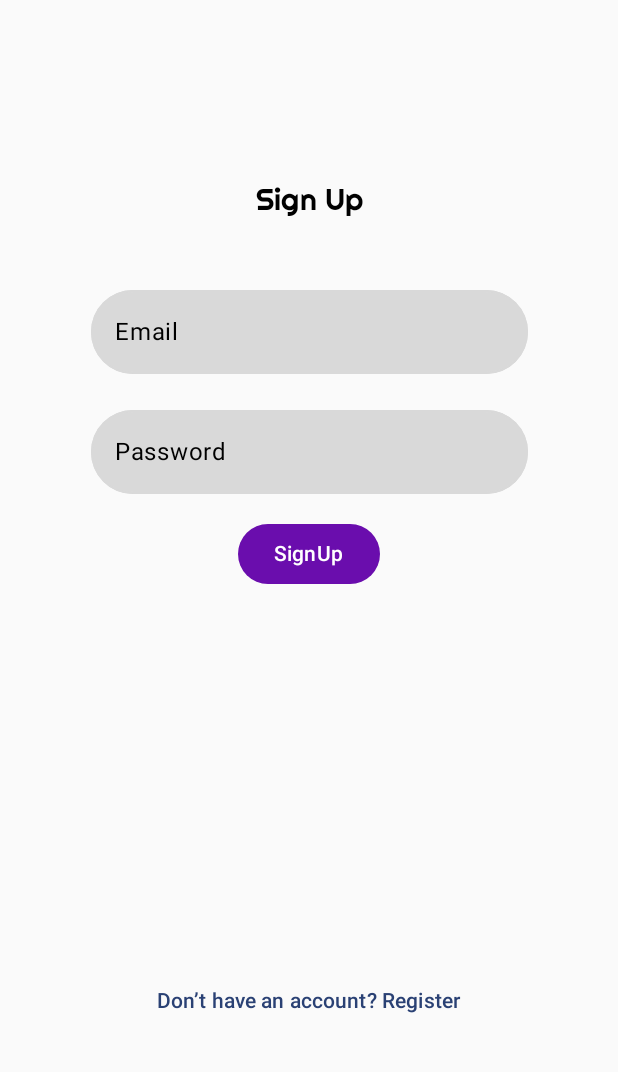
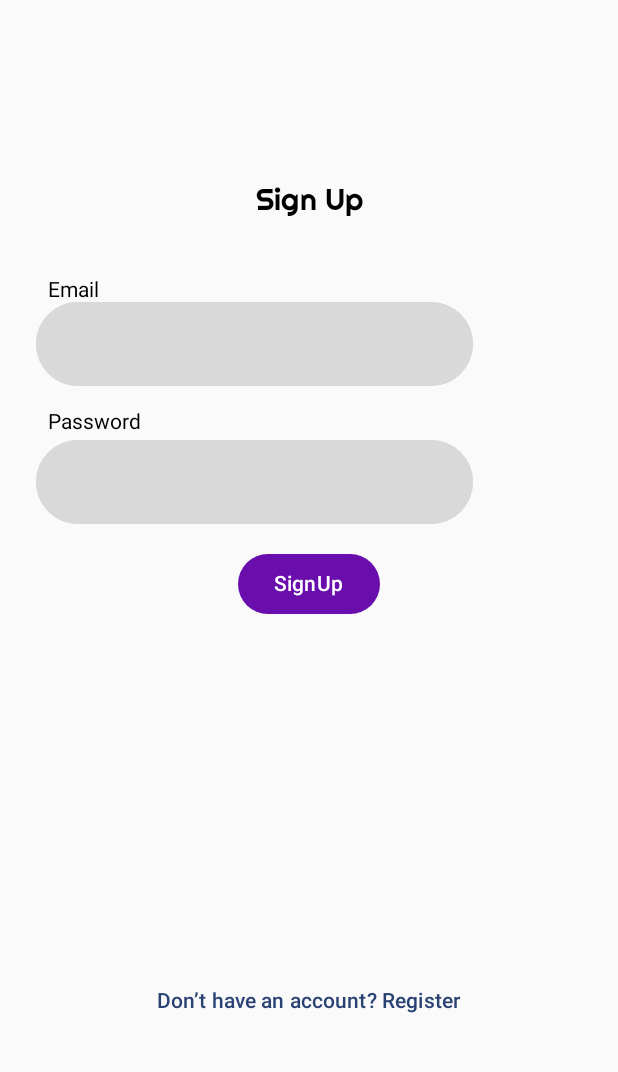
Before and after one commit to sep-ae/JobSphere-App, an Android app built with Jetpack Compose: the LoginPage screen opened through its navigation route, on a phone screen of 412 x 824 dp, the part 68-1140 px from its top. Run offline under Robolectric (Android 15) with nearby library versions, the phone set to English and light mode, and no system bars; our stand-ins replace Firebase (no records; nobody signed in at launch, a user with empty details on screens opened directly), livedata-compose.

Commit message:
update company screen

```diff
--- a/app/src/main/java/com/kelompok1/jobsphere/ui/company/CompanyHomePage.kt
+++ b/app/src/main/java/com/kelompok1/jobsphere/ui/company/CompanyHomePage.kt
@@ -89,6 +89,7 @@ fun CompanyHomePage(
             .fillMaxSize()
     ) {
         CustomDrawer(
+            username = username,
             selectedNavigationItem = selectedNavigationItem,
             onNavigationItemClick = { navigationItem ->
                 when (navigationItem) {
--- a/app/src/main/java/com/kelompok1/jobsphere/ui/components/CustomDrawer.kt
+++ b/app/src/main/java/com/kelompok1/jobsphere/ui/components/CustomDrawer.kt
@@ -1,6 +1,7 @@
 package com.kelompok1.jobsphere.ui.components
 
 import androidx.compose.foundation.Image
+import androidx.compose.foundation.background
 import androidx.compose.foundation.layout.Box
 import androidx.compose.foundation.layout.Column
 import androidx.compose.foundation.layout.Spacer
@@ -9,6 +10,7 @@ import androidx.compose.foundation.layout.fillMaxWidth
 import androidx.compose.foundation.layout.height
 import androidx.compose.foundation.layout.padding
 import androidx.compose.foundation.layout.size
+import androidx.compose.material.Text
 import androidx.compose.material.icons.Icons
 import androidx.compose.material.icons.filled.ArrowBack
 import androidx.compose.material3.Icon
@@ -17,14 +19,18 @@ import androidx.compose.material3.MaterialTheme
 import androidx.compose.runtime.Composable
 import androidx.compose.ui.Alignment
 import androidx.compose.ui.Modifier
+import androidx.compose.ui.graphics.Color
 import androidx.compose.ui.res.painterResource
+import androidx.compose.ui.text.font.FontWeight
 import androidx.compose.ui.unit.dp
+import androidx.compose.ui.unit.sp
 import com.kelompok1.jobsphere.R
 import com.kelompok1.jobsphere.data.model.NavigationItem
 
 
 @Composable
 fun CustomDrawer(
+    username:String,
     selectedNavigationItem: NavigationItem,
     onNavigationItemClick: (NavigationItem) -> Unit,
     onCloseClick: () -> Unit
@@ -33,6 +39,7 @@ fun CustomDrawer(
         modifier = Modifier
             .fillMaxHeight()
             .fillMaxWidth(fraction = 0.6f)
+            .background(Color(0xFF134B70))
             .padding(horizontal = 12.dp),
         horizontalAlignment = Alignment.CenterHorizontally
     ) {
@@ -55,6 +62,8 @@ fun CustomDrawer(
             painter = painterResource(id = R.drawable.logo),
             contentDescription = "Image Profile"
         )
+        Spacer(modifier = Modifier.height(20.dp))
+        Text(text = "$username", fontSize = 16.sp, fontWeight = FontWeight.Bold, color = Color.White)
         Spacer(modifier = Modifier.height(40.dp))
         NavigationItem.entries.toTypedArray().take(3).forEach { navigationItem ->
             NavigationItemView(
--- a/app/src/main/java/com/kelompok1/jobsphere/ui/components/NavigationItemView.kt
+++ b/app/src/main/java/com/kelompok1/jobsphere/ui/components/NavigationItemView.kt
@@ -46,14 +46,14 @@ fun NavigationItemView(
         Icon(
             painter = painterResource(id = navigationItem.icon),
             contentDescription = "Navigation Item Icon",
-            tint = if (selected) MaterialTheme.colorScheme.primary
-            else MaterialTheme.colorScheme.onSurface
+            tint = if (selected) Color.Black
+            else Color.White
         )
         Spacer(modifier = Modifier.width(12.dp))
         Text(
             text = navigationItem.title,
-            color = if (selected) MaterialTheme.colorScheme.primary
-            else MaterialTheme.colorScheme.onSurface,
+            color = if (selected) Color.Black // Teks juga menjadi putih jika dipilih
+            else Color.White,
             fontWeight = if (selected) FontWeight.Bold else FontWeight.Normal,
             lineHeight = 20.sp
         )
--- a/app/src/main/java/com/kelompok1/jobsphere/ui/screen/LoginPage.kt
+++ b/app/src/main/java/com/kelompok1/jobsphere/ui/screen/LoginPage.kt
@@ -113,13 +113,15 @@ fun LoginPage(navController: NavController, modifier: Modifier = Modifier, authV
 
         // Email Field
         Column(
-            modifier = Modifier.fillMaxWidth(),
-            verticalArrangement = Arrangement.Center,
-            horizontalAlignment = Alignment.CenterHorizontally){
+            modifier = Modifier.fillMaxWidth()) {
+            androidx.compose.material.Text(
+                text = "Email",
+                fontSize = 14.sp,
+                modifier = Modifier.padding(start = 8.dp)
+            )
             androidx.compose.material.OutlinedTextField(
                 value = email,
                 onValueChange = { email = it },
-                label = { Text(text = "Email") },
                 shape = RoundedCornerShape(35.dp),
                 modifier = Modifier.fillMaxWidth(0.8f),
                 colors = TextFieldDefaults.outlinedTextFieldColors(
@@ -134,13 +136,16 @@ fun LoginPage(navController: NavController, modifier: Modifier = Modifier, authV
 
         // Password Field
         Column(
-            modifier = Modifier.fillMaxWidth(),
-            verticalArrangement = Arrangement.Center,
-            horizontalAlignment = Alignment.CenterHorizontally) {
+            modifier = Modifier.fillMaxWidth()) {
+            androidx.compose.material.Text(
+                text = "Password",
+                fontSize = 14.sp,
+                modifier = Modifier.padding(start = 8.dp)
+            )
+            Spacer(modifier = Modifier.height(4.dp))
             androidx.compose.material.OutlinedTextField(
                 value = password,
                 onValueChange = { password = it },
-                label = { Text(text = "Password") },
                 shape = RoundedCornerShape(35.dp),
                 visualTransformation = if (passwordVisible) VisualTransformation.None else PasswordVisualTransformation(),
                 modifier = Modifier.fillMaxWidth(0.8f),
@@ -161,7 +166,7 @@ fun LoginPage(navController: NavController, modifier: Modifier = Modifier, authV
             Text("SignUp")
         }
 
-        Spacer(modifier = Modifier.height(250.dp))
+        Spacer(modifier = Modifier.height(230.dp))
 
         TextButton(onClick = { navController.navigate("register") }) {
             Text(text = "Don’t have an account? Register")
```
